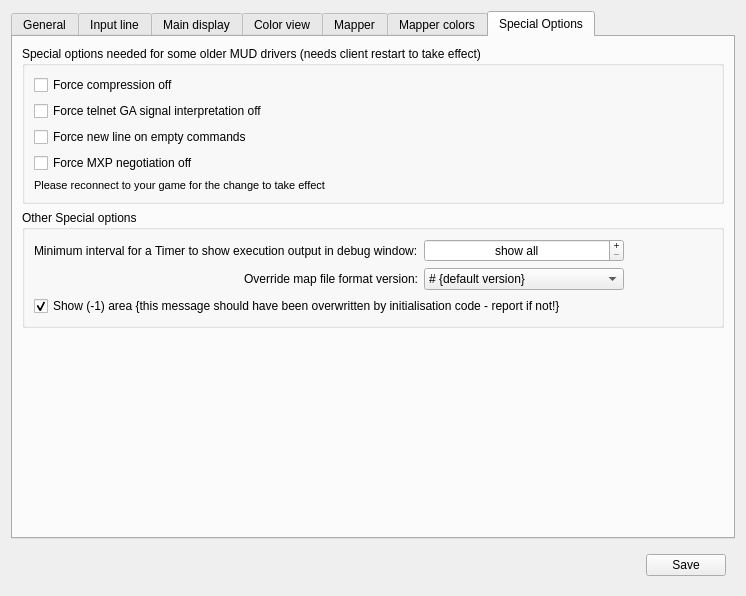
Before: the Qt Designer form src/ui/profile_preferences.ui in Mudlet/Mudlet, drawn with Qt 5.
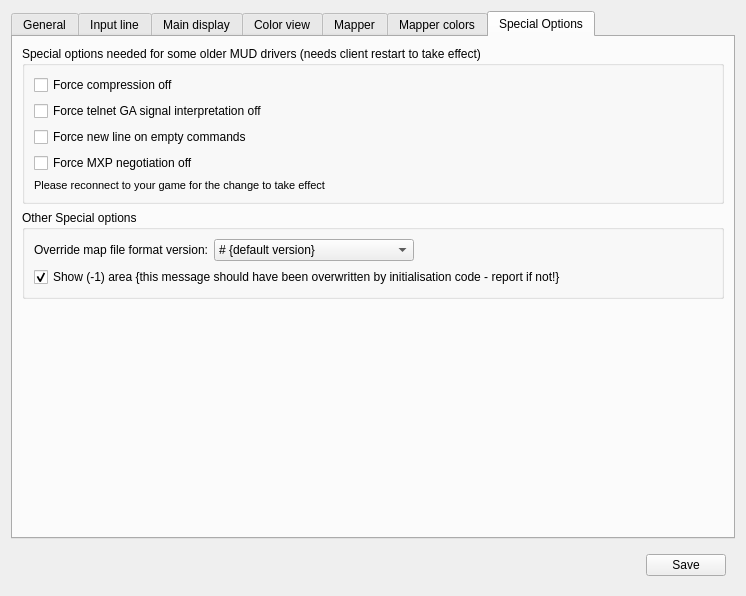
After: the same form once the commit is applied. The open tabs and pages were chosen to show the change. Icons and pictures are not drawn.

Commit message:
revert: remove previous code added to suppress some Timer debug output
It also removes the code that produces the output that it was removing if
the timer interval was below it's threshold...!

Diff of the .ui file:
```diff
--- a/src/ui/profile_preferences.ui
+++ b/src/ui/profile_preferences.ui
@@ -1983,47 +1983,6 @@
            <set>Qt::AlignRight|Qt::AlignTrailing|Qt::AlignVCenter</set>
           </property>
           <item row="0" column="0">
-           <widget class="QLabel" name="label_timerDebugOutputMinimumInterval">
-            <property name="text">
-             <string>Minimum interval for a Timer to show execution output in debug window:</string>
-            </property>
-           </widget>
-          </item>
-          <item row="0" column="1">
-           <widget class="QTimeEdit" name="timeEdit_timerDebugOutputMinimumInterval">
-            <property name="maximumSize">
-             <size>
-              <width>200</width>
-              <height>16777215</height>
-             </size>
-            </property>
-            <property name="toolTip">
-             <string>&lt;html&gt;&lt;head/&gt;&lt;body&gt;&lt;p&gt;When a Timer fires and the Debugging console or the Editor Error are showing, the code for the timer is displayed as it is executed. For Timers of a short duration this output can obscure the output from less frequent Timers or other elements in a user or package item.  This control will attempt to reduce the &lt;i&gt;spam&lt;/i&gt; by hiding the code for Timers for an interval less than the specified interval - a line will still be shown for each timer firing but not all the output.  By default this is set for a &lt;i&gt;10 second&lt;/i&gt; period but it can be reduced to zero to show all output - the control will display &amp;quot;&lt;i&gt;Show all&lt;/i&gt;&amp;quot; in that case.&lt;/p&gt;&lt;/body&gt;&lt;/html&gt;</string>
-            </property>
-            <property name="alignment">
-             <set>Qt::AlignCenter</set>
-            </property>
-            <property name="buttonSymbols">
-             <enum>QAbstractSpinBox::PlusMinus</enum>
-            </property>
-            <property name="specialValueText">
-             <string>show all</string>
-            </property>
-            <property name="accelerated">
-             <bool>true</bool>
-            </property>
-            <property name="showGroupSeparator" stdset="0">
-             <bool>true</bool>
-            </property>
-            <property name="currentSection">
-             <enum>QDateTimeEdit::HourSection</enum>
-            </property>
-            <property name="displayFormat">
-             <string notr="true">h:mm:ss.zzz</string>
-            </property>
-           </widget>
-          </item>
-          <item row="1" column="0">
            <widget class="QLabel" name="label_mapFileSaveFormatVersion">
             <property name="text">
              <string>Override map file format version:</string>
@@ -2033,7 +1992,7 @@
             </property>
            </widget>
           </item>
-          <item row="1" column="1">
+          <item row="0" column="1">
            <widget class="QComboBox" name="comboBox_mapFileSaveFormatVersion">
             <property name="maximumSize">
              <size>
@@ -2057,7 +2016,7 @@
             </item>
            </widget>
           </item>
-          <item row="2" column="0" colspan="2">
+          <item row="1" column="0" colspan="2">
            <widget class="QCheckBox" name="checkBox_showDefaultArea">
             <property name="text">
              <string>Show (-1) area {this message should have been overwritten by initialisation code - report if not!}</string>
```
The commit also changes 5 other files.
